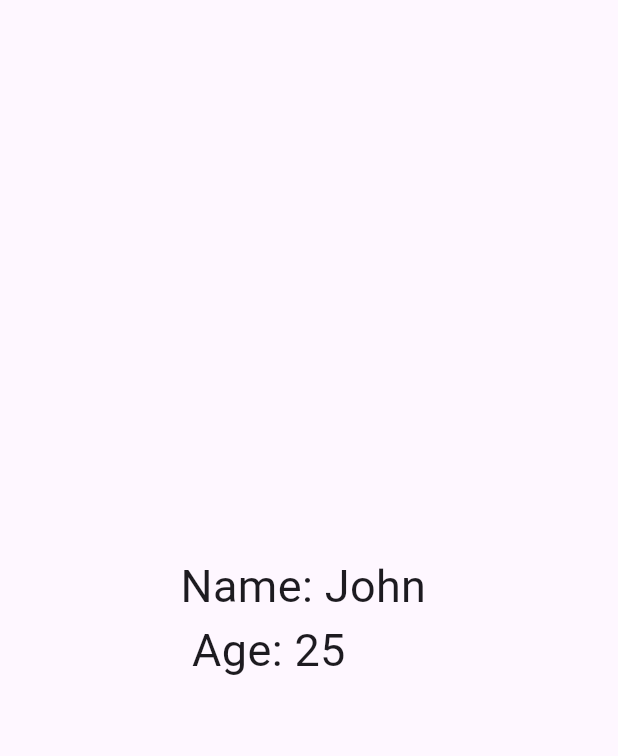
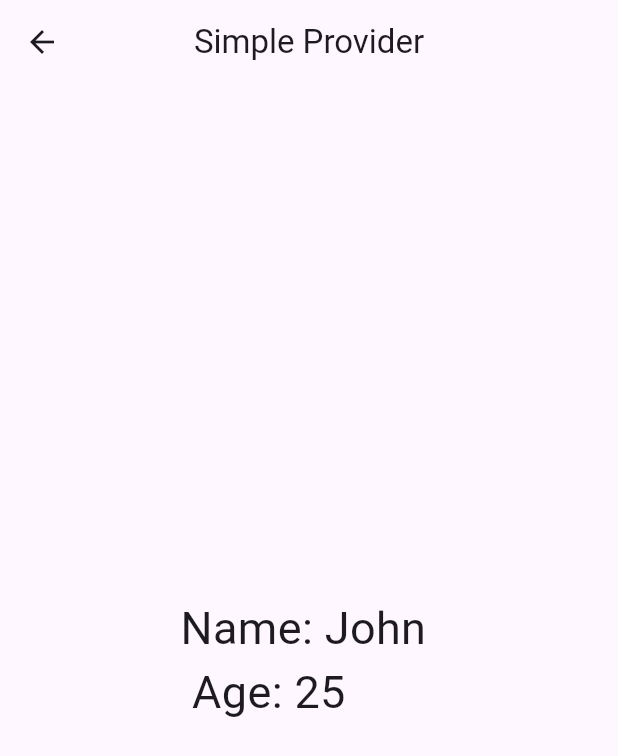
Before and after one commit to kryptonic333/Riverpod_Essentials, a Flutter app: the screen it shows after launch, after a tap on "Simple Provider Example", on a phone screen of 412 x 824 dp. Shown: the top 756 px of the screen. Run offline on Flutter 3.47's test engine with Material 3 defaults, Android fonts, the phone set to English and light mode, and no system bars; our stand-ins replace flutter_riverpod, riverpod; missing offline and left inert: extensions_kit.

Commit message:
get_api_example

```diff
--- a/lib/option_screen.dart
+++ b/lib/option_screen.dart
@@ -1,6 +1,7 @@
 import 'package:flutter/material.dart';
 import 'package:riverpod_tutorial/family_builder_provider/family_builder_screen.dart';
 import 'package:riverpod_tutorial/future_provider/fp_screen.dart';
+import 'package:riverpod_tutorial/get_api_future_provider/post_screen.dart';
 import 'package:riverpod_tutorial/item_list_app/view/favorite_item_screen.dart';
 import 'package:riverpod_tutorial/item_list_app/view/item_list_screen.dart';
 import 'package:riverpod_tutorial/multiple_state_handling/slider_provider_screen.dart';
@@ -153,11 +154,23 @@ class OptionScreen extends StatelessWidget {
               },
             ),
           ),
+          // Get API x Future Provider Example
+          Card(
+            child: ListTile(
+              trailing: const Icon(Icons.arrow_forward_ios),
+              title: const Text('Get API x Future Provider'),
+              onTap: () {
+                Navigator.push(context, MaterialPageRoute(builder: (context) {
+                  return const PostScreen();
+                }));
+              },
+            ),
+          ),
           // Family Builder Provider Example
           Card(
             child: ListTile(
               trailing: const Icon(Icons.arrow_forward_ios),
-              title: const Text('Family Builder Provider Example'),
+              title: const Text('Family Builder Provider'),
               onTap: () {
                 Navigator.push(context, MaterialPageRoute(builder: (context) {
                   return const FamilyBuilderScreen();
--- a/lib/simple_provider/simple_provider.dart
+++ b/lib/simple_provider/simple_provider.dart
@@ -11,7 +11,6 @@ final hello = Provider<String>((ref) {
 final age = Provider<int>((ref) {
   return 25;
 });
-
 
 // ConsumerWidget for StatefulWidget
 // ConsumerWidget - consumes values from a Provider.
@@ -30,6 +29,10 @@ class _SimpleProviderState extends ConsumerState<SimpleProvider> {
     // ignore: non_constant_identifier_names
     final Age = ref.watch(age);
     return Scaffold(
+      appBar: AppBar(
+        centerTitle: true,
+        title: Text('Simple Provider'),
+      ),
       body: Center(
         child: Text(
           'Name: $name \n Age: $Age',
```
Also changed, not shown: lib/family_builder_provider/family_builder_screen.dart (+9 -1 lines), lib/get_api_future_provider/post_screen.dart (added, +16 -0 lines), lib/get_api_future_provider/post_model.dart (added), lib/get_api_future_provider/post_provider.dart (added).
